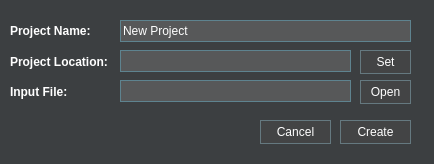
Above: GUIx86/projectWindow.ui from Kit-Law/ReMu before the change. Below: the same form after it.
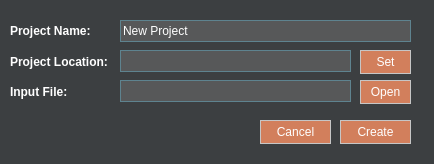
That is the form after the change.

```diff
--- a/GUIx86/projectWindow.ui
+++ b/GUIx86/projectWindow.ui
@@ -63,6 +63,12 @@
 
 QPushButton
 {
+	color:white;
+	border: 1px solid #c6c6c6;
+	background: #d27f5c;
+}
+QPushButton:Disabled
+{
 	background-color: #434445;
 	border: 1px solid #657980; 
 	color: white;
```
